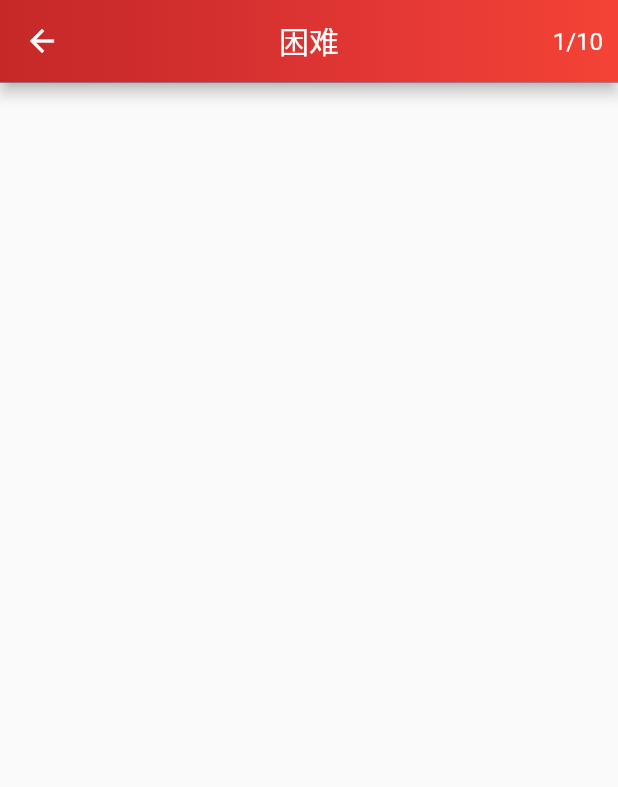
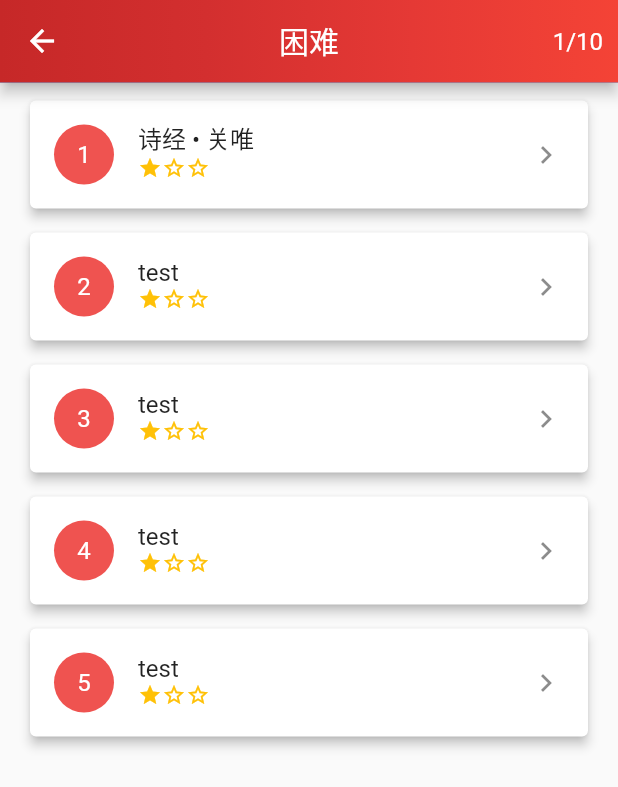
Before and after one commit to CodesAreHonest/poem-and-strings, a Flutter app: the DifficultStageSelection screen opened by its route, on a phone screen of 412 x 824 dp. Shown: the top 787 px of the screen. Run offline on Flutter 3.47's test engine with Material 2 defaults, Android fonts, the phone set to English and light mode, and no system bars.

Commit message:
[Difficult Stage Selection] - With Rating

```diff
--- a/lib/screens/difficult_stage_selection/difficult_stage_selection.dart
+++ b/lib/screens/difficult_stage_selection/difficult_stage_selection.dart
@@ -1,11 +1,54 @@
 import 'package:flutter/material.dart';
+import 'package:poem_and_strings/screens/difficult_stage_selection/widgets/star_display.dart';
 import "widgets/appbar.dart";
 
 class DifficultStageSelection extends StatelessWidget {
+
+  final titles = ['诗经 • 关唯', 'test', 'test', 'test',
+    'test'];
+
   @override
   Widget build(BuildContext context) {
     return Scaffold(
       appBar: DifficultStageAppBar(),
+      body: Padding(
+        padding: const EdgeInsets.symmetric(vertical: 8.0, horizontal: 16.0),
+        child: ListView.builder(
+          itemCount: titles.length,
+          itemBuilder: (context, index) {
+
+            int steps = index + 1;
+
+            return Column(
+              children: <Widget>[
+                Card( //
+                  elevation: 3.0,
+                  child: ListTile(
+                    leading: CircleAvatar(
+                      backgroundColor: Colors.red[400],
+                      child: Text(
+                        "$steps",
+                        style: TextStyle(
+                          color: Colors.white,
+                          fontWeight: FontWeight.w400
+                        )
+                      ),
+                    ),
+                    title: Text(titles[index]),
+                    subtitle: StageRating(value: 1),
+                    trailing: Icon(Icons.keyboard_arrow_right),
+                    onTap: () {},
+                    contentPadding: EdgeInsets.symmetric(
+                      horizontal: 16.0
+                    ),
+                  ),
+                ),
+                SizedBox(height: 8.0)
+              ],
+            );
+          },
+        ),
+      ),
     );
   }
 }
--- /dev/null
+++ b/lib/screens/difficult_stage_selection/widgets/star_display.dart
@@ -0,0 +1,46 @@
+import "package:flutter/material.dart";
+
+class StarDisplay extends StatelessWidget {
+
+  final int value;
+  final Widget filledStar;
+  final Widget unfilledStar;
+  const StarDisplay({
+    Key key,
+    this.value = 0,
+    @required this.filledStar,
+    @required this.unfilledStar,
+  })  : assert(value != null),
+        super(key: key);
+
+  @override
+  Widget build(BuildContext context) {
+    return Row(
+      mainAxisSize: MainAxisSize.min,
+      children: List.generate(3, (index) {
+        return index < value ? filledStar : unfilledStar;
+      }),
+    );
+  }
+}
+
+class StageRating extends StatelessWidget {
+
+  final int value;
+  const StageRating({this.value = 0}) : assert(value != null);
+
+  @override
+  Widget build(BuildContext context) {
+    return IconTheme(
+      data: IconThemeData(
+        color: Colors.amber,
+        size: 16,
+      ),
+      child: StarDisplay(
+        value: value,
+        filledStar: Icon(Icons.star),
+        unfilledStar: Icon(Icons.star_border),
+      ),
+    );
+  }
+}
```
